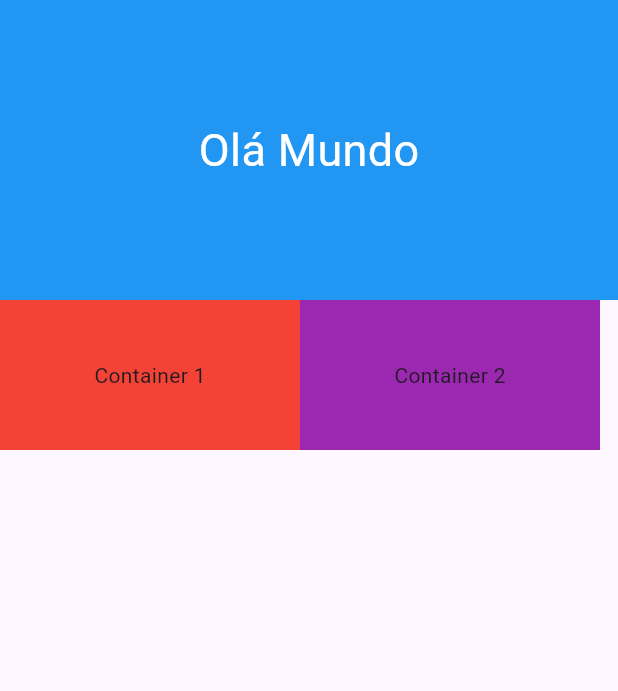
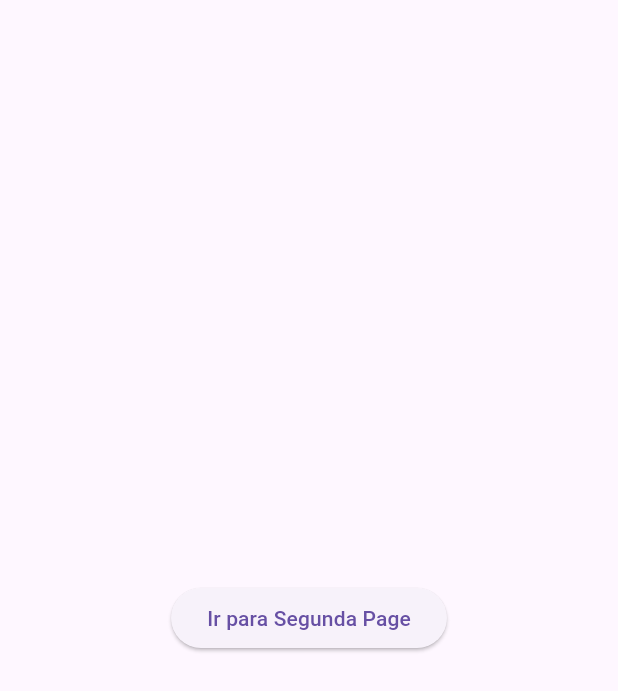
Before and after one commit to SANTOSTAVARES/curso_flutter, a Flutter app: the OnePage screen opened directly, on a phone screen of 412 x 824 dp. Shown: the top 691 px of the screen. Run offline on Flutter 3.47's test engine with Material 3 defaults, Android fonts, the phone set to English and light mode, and no system bars.

Commit message:
Navegação entre pages; Uso de parâmetro em classe

```diff
--- /dev/null
+++ b/lib/one_page.dart
@@ -0,0 +1,23 @@
+import 'package:flutter/material.dart';
+import 'package:exemplo/two_page.dart'; // Import da TwoPage
+
+class OnePage extends StatelessWidget {
+  const OnePage({Key? key}) : super(key: key);
+
+  @override
+  Widget build(BuildContext context) {
+    return Scaffold(
+      body: Center(
+        child: ElevatedButton(
+          onPressed: () {
+            Navigator.of(context).push(
+              MaterialPageRoute(
+                builder: (context) => const TwoPage(args: 'teste')),
+            );
+          },
+          child: const Text('Ir para Segunda Page'),
+        ),
+      ),
+    );
+  }
+}
--- a/lib/pages/pageViews/one_page.dart
+++ /dev/null
@@ -1,49 +0,0 @@
-import 'package:flutter/material.dart';
-
-class OnePage extends StatelessWidget {
-  const OnePage({super.key});
-
-  @override
-  Widget build(BuildContext context) {
-    return Column(
-            children: [
-              Container(
-                height: 200,
-                width: MediaQuery.of(context).size.width,
-                decoration: const BoxDecoration(
-                  color: Colors.blue,
-                ),
-                child: const Center(
-                  child: Text(
-                    'Olá Mundo',
-                    style: TextStyle(
-                      color: Colors.white,
-                      fontSize: 30,
-                    ),
-                  ),
-                ),
-              ),
-              Row(
-                children: [
-                  Container(
-                    color: Colors.red,
-                    height: 100,
-                    width: 200,
-                    child: const Center(
-                      child: Text('Container 1'),
-                    ),
-                  ),
-                  Container(
-                    color: Colors.purple,
-                    height: 100,
-                    width: 200,
-                    child: const Center(
-                      child: Text('Container 2'),
-                    ),
-                  ),
-                ],
-              )
-            ],
-          );
-  }
-}
```
Also changed, not shown: lib/main.dart (+4 -6 lines), lib/pages/home_page.dart (deleted, +0 -107 lines), lib/todo_list_page.dart (deleted, +0 -79 lines), lib/two_page.dart (added, +21 -0 lines).
